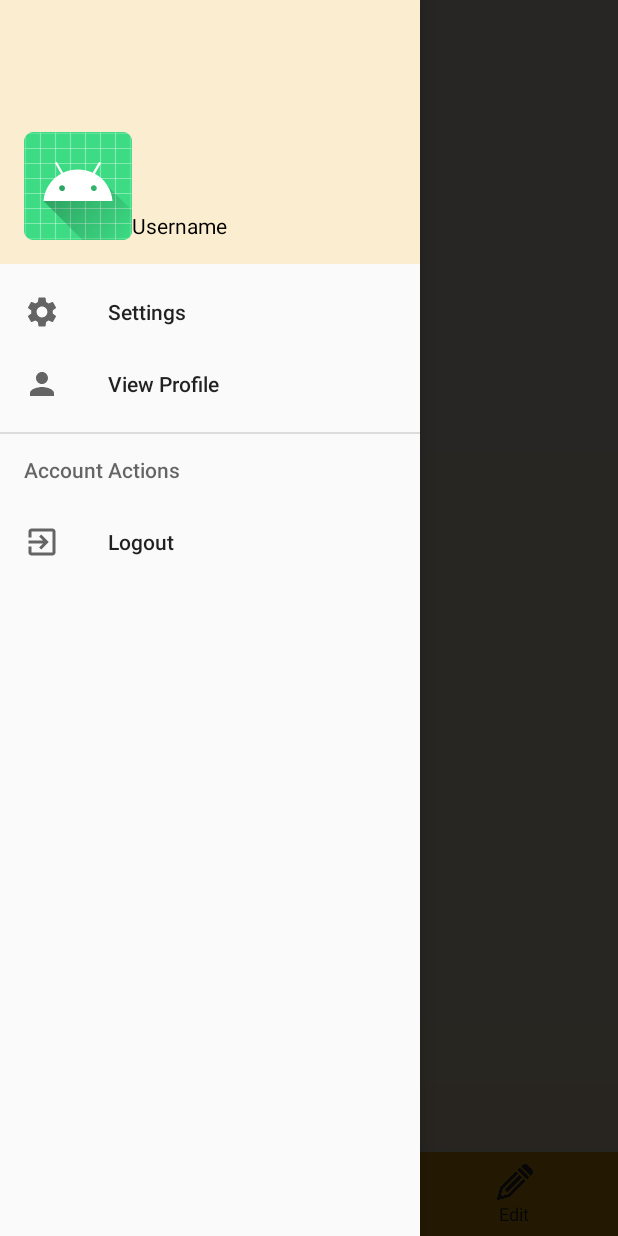
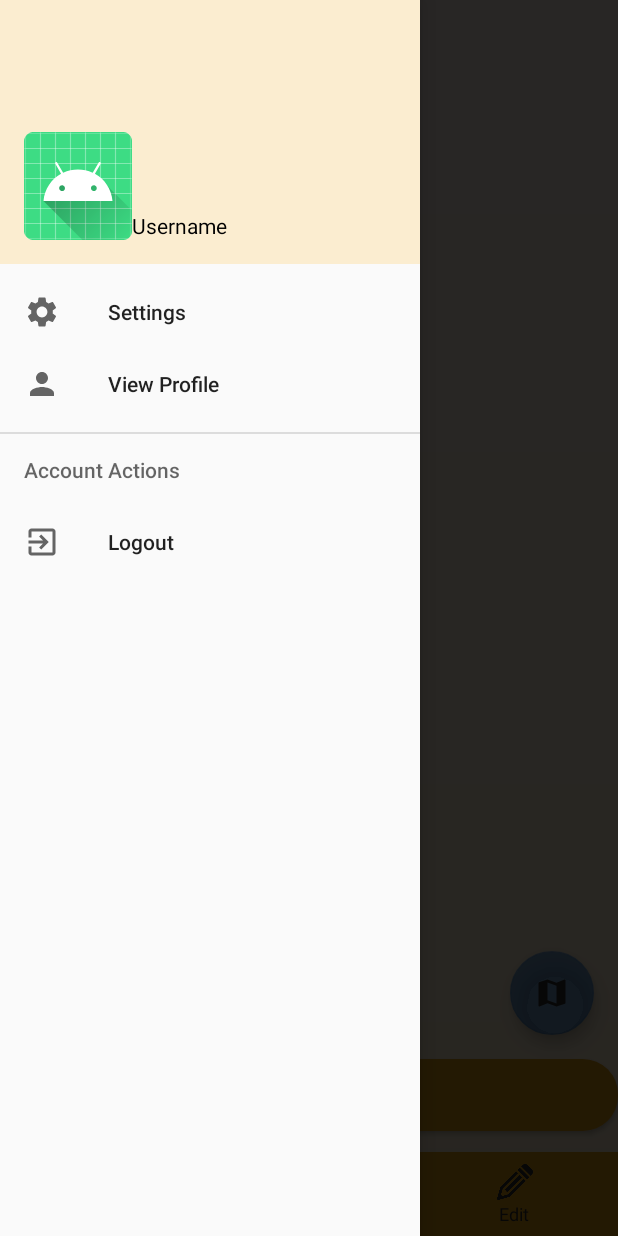
Before and after one commit to Vdhakal/git-set-code, an Android app: the MapsFragment screen opened through its navigation route, with the side drawer open, on a phone screen of 412 x 824 dp. Run offline under Robolectric (Android 15) with nearby library versions, the phone set to English and light mode, and no system bars; our stand-ins replace Volley, navigation-ui; libraries missing offline, so code that uses them is left out: com.here.sdk; plain views replace MapView; network calls fail; 3 statements that could not run were skipped.

Commit message:
fab and button

```diff
--- a/app/src/main/java/com/example/git_set_code/fragments/EditFragment.java
+++ b/app/src/main/java/com/example/git_set_code/fragments/EditFragment.java
@@ -17,6 +17,7 @@
 import android.widget.Toast;
 
 import com.example.git_set_code.R;
+import com.example.git_set_code.permissions.PermissionsRequestor;
 import com.github.gcacace.signaturepad.views.SignaturePad;
 
 /**
@@ -29,7 +30,9 @@
     // TODO: Rename parameter arguments, choose names that match
     // the fragment initialization parameters, e.g. ARG_ITEM_NUMBER
     private static final String ARG_PARAM1 = "param1";
+    private static final String TAG = "Maps";
     private static final String ARG_PARAM2 = "param2";
+    private PermissionsRequestor permissionsRequestor;
     private SignaturePad signaturePad = null;
     private Bitmap signatureBitmap = null;
     private Bitmap bolBitmap = null;
@@ -78,8 +81,25 @@
     @Override
     public void onViewCreated(@NonNull View view, @Nullable Bundle savedInstanceState) {
         super.onViewCreated(view, savedInstanceState);
+        handleAndroidPermissions();
+
         initiateSignaturePad();
-        initiateBolCapture();
+    }
+    private void handleAndroidPermissions() {
+        permissionsRequestor = new PermissionsRequestor(getActivity());
+        permissionsRequestor.request(new PermissionsRequestor.ResultListener(){
+
+            @Override
+            public void permissionsGranted() {
+                initiateBolCapture();
+            }
+
+            @Override
+            public void permissionsDenied() {
+                Log.e(TAG, "Permissions denied by user.");
+            }
+        });
+
     }
 
     private void initiateSignaturePad() {
--- a/app/src/main/java/com/example/git_set_code/fragments/MapsFragment.java
+++ b/app/src/main/java/com/example/git_set_code/fragments/MapsFragment.java
@@ -9,6 +9,7 @@
 import android.view.LayoutInflater;
 import android.view.View;
 import android.view.ViewGroup;
+import android.widget.Toast;
 
 import com.example.git_set_code.R;
 import com.example.git_set_code.locations.PlatformPositioningProvider;
@@ -98,6 +99,7 @@
 
             @Override
             public void permissionsDenied() {
+                Toast.makeText(getContext(), "Sorry! You need to allow location permissions for the map feature to work!", Toast.LENGTH_SHORT).show();
                 Log.e(TAG, "Permissions denied by user.");
             }
         });
--- /dev/null
+++ b/app/src/main/res/drawable/ic_baseline_map_24.xml
@@ -0,0 +1,5 @@
+<vector android:height="24dp" android:tint="#2D2D2D"
+    android:viewportHeight="24" android:viewportWidth="24"
+    android:width="24dp" xmlns:android="http://schemas.android.com/apk/res/android">
+    <path android:fillColor="@android:color/white" android:pathData="M20.5,3l-0.16,0.03L15,5.1 9,3 3.36,4.9c-0.21,0.07 -0.36,0.25 -0.36,0.48V20.5c0,0.28 0.22,0.5 0.5,0.5l0.16,-0.03L9,18.9l6,2.1 5.64,-1.9c0.21,-0.07 0.36,-0.25 0.36,-0.48V3.5c0,-0.28 -0.22,-0.5 -0.5,-0.5zM15,19l-6,-2.11V5l6,2.11V19z"/>
+</vector>
--- a/app/src/main/res/layout/fragment_maps.xml
+++ b/app/src/main/res/layout/fragment_maps.xml
@@ -1,5 +1,6 @@
 <?xml version="1.0" encoding="utf-8"?>
 <androidx.constraintlayout.widget.ConstraintLayout xmlns:android="http://schemas.android.com/apk/res/android"
+    xmlns:app="http://schemas.android.com/apk/res-auto"
     xmlns:tools="http://schemas.android.com/tools"
     android:id="@+id/map"
     android:name="com.google.android.gms.maps.SupportMapFragment"
@@ -11,5 +12,32 @@
         android:id="@+id/map_view"
         android:layout_width="match_parent"
         android:layout_height="match_parent">
+    </com.here.sdk.mapview.MapView>
 
-    </com.here.sdk.mapview.MapView></androidx.constraintlayout.widget.ConstraintLayout>
+    <com.google.android.material.floatingactionbutton.FloatingActionButton
+        android:id="@+id/fab_satelite"
+        android:layout_width="wrap_content"
+        android:layout_height="wrap_content"
+        android:layout_gravity="end|bottom"
+        android:layout_margin="16dp"
+        android:src="@drawable/ic_baseline_map_24"
+        app:layout_constraintBottom_toTopOf="@+id/navigationButton"
+        app:layout_constraintEnd_toEndOf="parent" />
+    <Button
+        android:id="@+id/navigationButton"
+        style="@style/playfair_normal_black"
+        android:layout_width="match_parent"
+        android:layout_height="wrap_content"
+        android:layout_gravity="center"
+        android:background="@drawable/orange_fill__rounded_color"
+        android:gravity="center"
+        android:paddingTop="14dp"
+        android:paddingBottom="14dp"
+        android:layout_marginBottom="14dp"
+        android:text="Start Navigation"
+        android:textColor="@color/black"
+        android:textSize="12sp"
+        app:layout_constraintBottom_toBottomOf="@+id/map_view"
+        app:layout_constraintEnd_toEndOf="parent"
+        app:layout_constraintStart_toStartOf="parent" />
+</androidx.constraintlayout.widget.ConstraintLayout>
```
